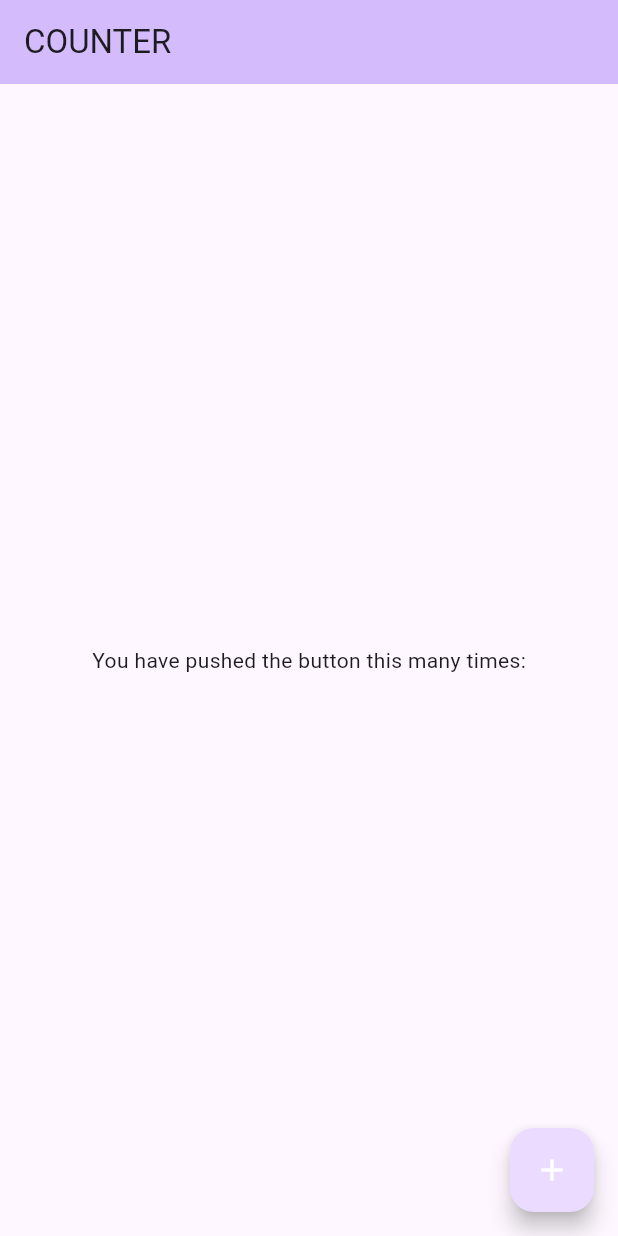
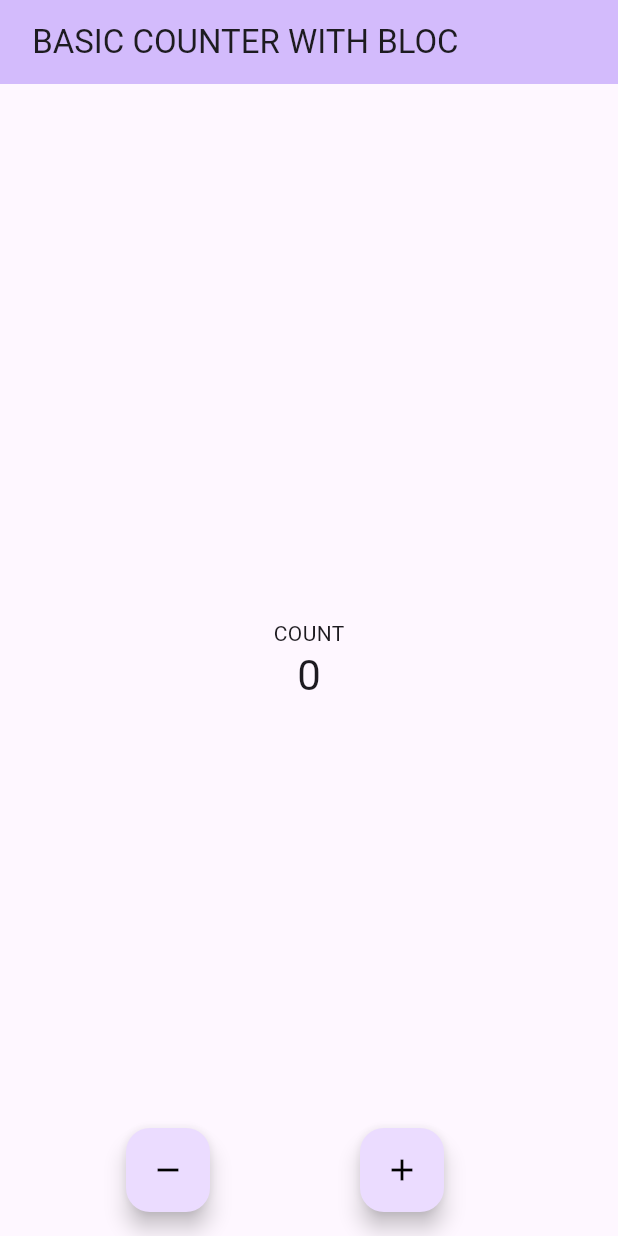
Before and after one commit to basanthraj15/basic_counterapp, a Flutter app: the screen it shows after launch, on a phone screen of 412 x 824 dp. Run offline on Flutter 3.47's test engine with Material 3 defaults, Android fonts, the phone set to English and light mode, and no system bars; our stand-ins replace bloc, flutter_bloc.

Commit message:
Counter completed

```diff
--- a/lib/main.dart
+++ b/lib/main.dart
@@ -1,3 +1,5 @@
+import 'dart:developer';
+
 import 'package:counter_app/counter/counter_bloc.dart';
 import 'package:flutter/material.dart';
 import 'package:flutter_bloc/flutter_bloc.dart';
@@ -21,7 +23,7 @@ class MyApp extends StatelessWidget {
           useMaterial3: true,
         ),
         debugShowCheckedModeBanner: false,
-        home: const MyHomePage(title: 'COUNTER'),
+        home: const MyHomePage(title: ' BASIC COUNTER WITH BLOC'),
       ),
     );
   }
@@ -44,17 +46,34 @@ class MyHomePage extends StatelessWidget {
           mainAxisAlignment: MainAxisAlignment.center,
           children: <Widget>[
             const Text(
-              'You have pushed the button this many times:',
+              'COUNT',
             ),
-            /* Text(
-              '$_counter',
+            BlocBuilder<CounterBloc, CounterState>(
+              builder: (context, state) {
+                log('BlocBuilder() => called');
+                return Text(
+                  '${state.count}',
                   style: Theme.of(context).textTheme.headlineMedium,
-            ), */
+                );
+              },
+            ),
           ],
         ),
       ),
-      floatingActionButton: FloatingActionButton(
-        onPressed: (){
+      floatingActionButton: Row(
+        mainAxisAlignment: MainAxisAlignment.spaceEvenly,
+        children: [
+          FloatingActionButton(
+            onPressed: () {
+              context.read<CounterBloc>().add(Decrement());
+            },
+            child: const Icon(
+              Icons.remove,
+              color: Colors.black,
+            ),
+          ),
+          FloatingActionButton(
+            onPressed: () {
               context.read<CounterBloc>().add(Increment());
 
               //BlocProvider.of<CounterBloc>(context).add(Increment());
@@ -62,8 +81,10 @@ class MyHomePage extends StatelessWidget {
             tooltip: 'Increment',
             child: const Icon(
               Icons.add,
-          color: Colors.white,
+              color: Colors.black,
             ),
+          ),
+        ],
       ),
     );
   }
```
Lines whose indentation alone changed are shown as unchanged.
